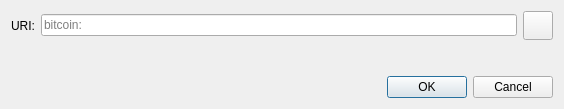
Before: the Qt Designer form src/qt/forms/openuridialog.ui in CoinBlack/blackcoin-more, drawn with Qt 5.
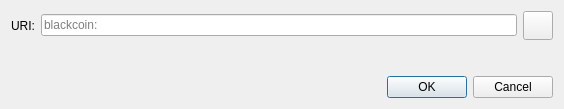
After: the same form once the commit is applied. Icons and pictures are not drawn. Custom widgets are drawn as their Qt base class.

Commit message: qt: rename to blackcoin

```diff
--- a/src/qt/forms/openuridialog.ui
+++ b/src/qt/forms/openuridialog.ui
@@ -26,7 +26,7 @@
      <item>
       <widget class="QValidatedLineEdit" name="uriEdit">
        <property name="placeholderText">
-        <string>bitcoin:</string>
+        <string>blackcoin:</string>
        </property>
       </widget>
      </item>
```
Left out of the diff: 2 changed lines with no effect on the pictures. The commit also changes 2 other files.
